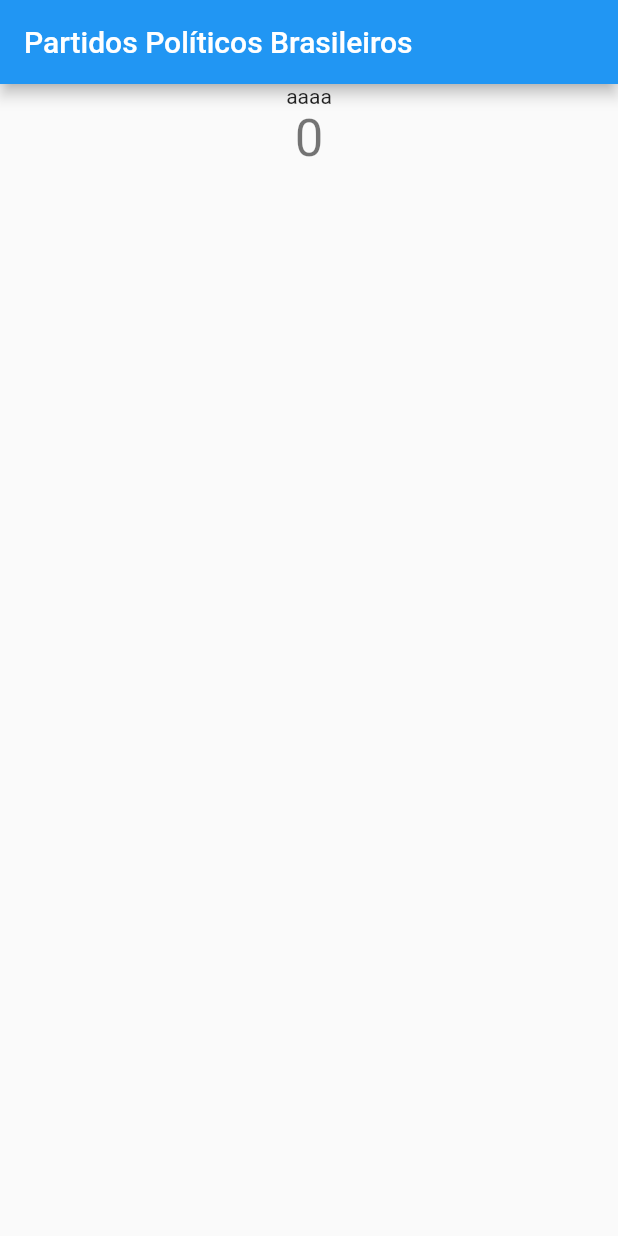
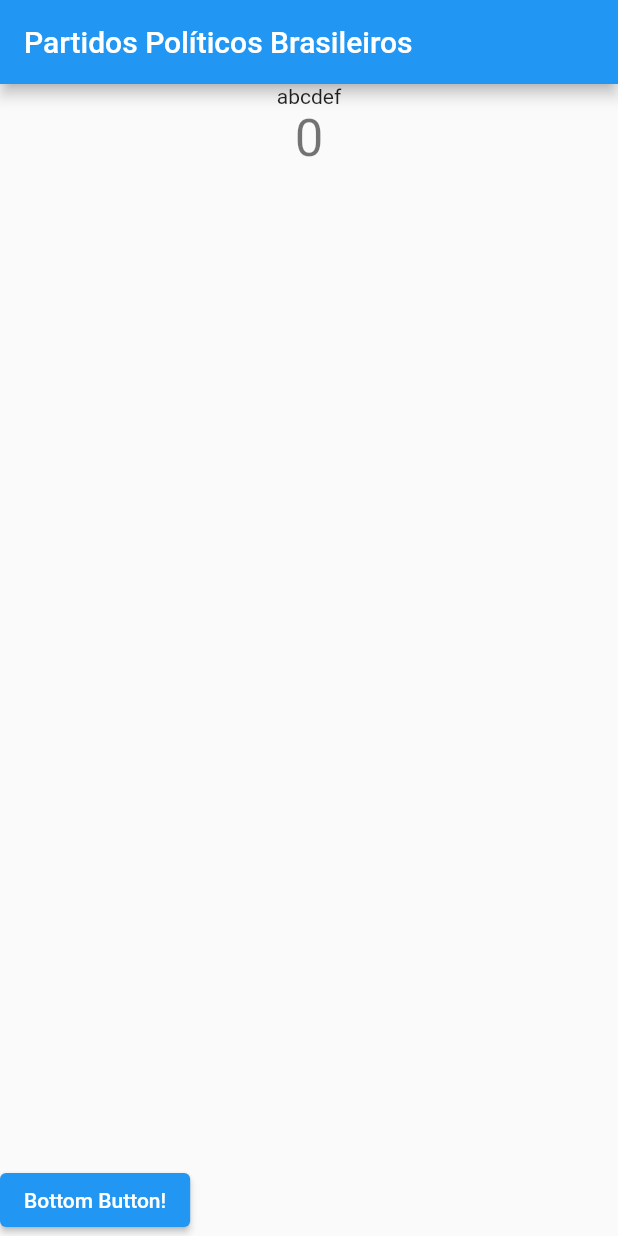
Before and after one commit to aericode/PoliticalParties-Flutter, a Flutter app: the screen it shows after launch, on a phone screen of 412 x 824 dp. Run offline on Flutter 3.47's test engine with Material 2 defaults, Android fonts, the light colour scheme and no system bars; our stand-ins replace csv.

Commit message:
added button on end of screen

```diff
--- a/lib/main.dart
+++ b/lib/main.dart
@@ -51,7 +51,7 @@ class MyHomePage extends StatefulWidget {
   State<MyHomePage> createState() => _MyHomePageState();
 }
 
-class Party{
+class Party {
   String name;
   String abbreviation;
   int electoralNumber;
@@ -60,47 +60,54 @@ class Party{
   String registerDate;
   String currentPresident;
 
-  Party({
-    required this.name,
+  Party(
+      {required this.name,
       required this.abbreviation,
       required this.electoralNumber,
       required this.affiliateCount,
       required this.creationDate,
       required this.registerDate,
-    required this.currentPresident
-  });
+      required this.currentPresident});
 }
 
 class _MyHomePageState extends State<MyHomePage> {
-  List<Party> parties = [Party(name:"abcdef", abbreviation:"aaaa", electoralNumber:99, affiliateCount:100, registerDate:"01/01/2023", creationDate: "01/01/2020", currentPresident: "bob")];
-
+  List<Party> parties = [
+    Party(
+        name: "abcdef",
+        abbreviation: "—",
+        electoralNumber: 99,
+        affiliateCount: 100,
+        registerDate: "01/01/2023",
+        creationDate: "01/01/2020",
+        currentPresident: "bob")
+  ];
 
   int _counter = 0;
 
   void _incrementCounter() {
     setState(() {
-      // This call to setState tells the Flutter framework that something has
-      // changed in this State, which causes it to rerun the build method below
-      // so that the display can reflect the updated values. If we changed
-      // _counter without calling setState(), then the build method would not be
-      // called again, and so nothing would appear to happen.
       _counter++;
     });
   }
 
-  String getDisplayName(party){
+  void _decrementCounter() {
+    setState(() {
+      _counter--;
+    });
+  }
+
+  String getDisplayName(party) {
     String displayName;
-    if(party.abbreviation == "—"){
+    if (party.abbreviation == "—") {
       displayName = party.name;
-    }else{
+    } else {
       displayName = party.abbreviation;
     }
 
     return displayName;
   }
 
-
-  String getPartyLogoPath(party){
+  String getPartyLogoPath(party) {
     String fileName = getDisplayName(party);
     String fullPath = "assets/logos/$fileName.png";
 
@@ -122,38 +129,29 @@ class _MyHomePageState extends State<MyHomePage> {
         title: Text(widget.title),
       ),
       body: Center(
-        // Center is a layout widget. It takes a single child and positions it
-        // in the middle of the parent.
-        child: Column(
-          // Column is also a layout widget. It takes a list of children and
-          // arranges them vertically. By default, it sizes itself to fit its
-          // children horizontally, and tries to be as tall as its parent.
-          //
-          // Invoke "debug painting" (press "p" in the console, choose the
-          // "Toggle Debug Paint" action from the Flutter Inspector in Android
-          // Studio, or the "Toggle Debug Paint" command in Visual Studio Code)
-          // to see the wireframe for each widget.
-          //
-          // Column has various properties to control how it sizes itself and
-          // how it positions its children. Here we use mainAxisAlignment to
-          // center the children vertically; the main axis here is the vertical
-          // axis because Columns are vertical (the cross axis would be
-          // horizontal).
-          mainAxisAlignment: MainAxisAlignment.start,
-          children: <Widget>[
+        child: Column(children: <Widget>[
           //Image.asset(getPartyLogoPath(parties[0])),
-            Text(
-              getDisplayName(parties[0])
-            ),
+          Column(
+            children: [
+              Text(getDisplayName(parties[0])),
               Text(
                 '$_counter',
                 style: Theme.of(context).textTheme.headlineMedium,
               ),
             ],
           ),
+          Expanded(
+              child: Align(
+            alignment: Alignment.bottomCenter,
+            child: Row(
+              children: [
+                ElevatedButton(
+                    onPressed: () {}, child: const Text('Bottom Button!')),
+              ],
             ),
-
-
+          )),
+        ]),
+      ),
     );
   }
 }
```
Lines whose indentation alone changed are shown as unchanged.
